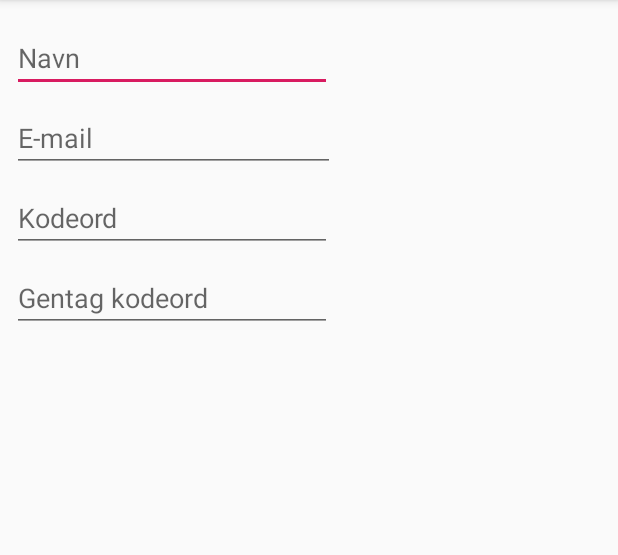
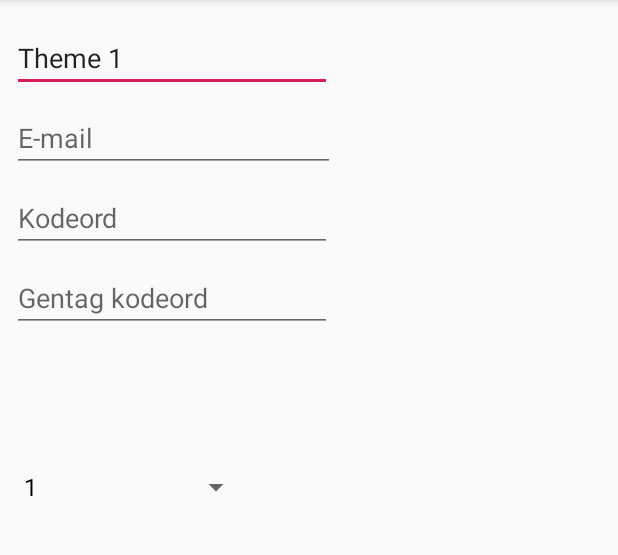
Before and after one commit to KristianSP93/StressFree, an Android app: the screen it shows after launch (CreateUserActivity), after a tap on "OPRET BRUGER", on a phone screen of 412 x 824 dp, the part 84-639 px from its top. Run offline under Robolectric (Android 15) with nearby library versions, the phone set to English and light mode, and no system bars; our stand-ins replace Firebase (no records; nobody signed in at launch, a user with empty details on screens opened directly).

Commit message:
Handling rotation for login and createuser activity and added spinner for theme change.

```diff
--- a/app/src/main/java/com/example/kristian/stressfree/Views/CreateUserActivity.java
+++ b/app/src/main/java/com/example/kristian/stressfree/Views/CreateUserActivity.java
@@ -3,16 +3,20 @@ package com.example.kristian.stressfree.Views;
 import android.app.Activity;
 import android.app.DatePickerDialog;
 import android.content.Context;
+import android.content.res.Resources;
 import android.support.annotation.NonNull;
 import android.support.v7.app.AppCompatActivity;
 import android.os.Bundle;
 import android.util.Log;
 import android.view.View;
+import android.widget.AdapterView;
+import android.widget.ArrayAdapter;
 import android.widget.Button;
 import android.widget.DatePicker;
 import android.widget.EditText;
 import android.widget.RadioButton;
 import android.widget.RadioGroup;
+import android.widget.Spinner;
 import android.widget.TextView;
 import android.widget.Toast;
 
@@ -30,12 +34,19 @@ import java.util.TimeZone;
 
 public class CreateUserActivity extends AppCompatActivity implements CreateUserPresenter.Context {
 
+    private static final String STATE_NAME = "saveName";
+    private static final String STATE_PASSWORD1 = "savePassword1";
+    private static final String STATE_PASSWORD2 = "savePassword2";
+    private static final String STATE_EMAIL = "saveEmail";
+
     private CreateUserPresenter presenter;
     private TextView name;
     private TextView email;
     private TextView password1;
     private TextView password2;
     private Button createUser;
+
+    private Spinner theme;
 
     @Override
     protected void onCreate(Bundle savedInstanceState) {
@@ -47,6 +58,7 @@ public class CreateUserActivity extends AppCompatActivity implements CreateUserP
         password1 = findViewById(R.id.editPassword);
         password2 = findViewById(R.id.editRePassword);
         createUser = findViewById(R.id.btCreate);
+        theme = findViewById(R.id.spinnerTheme);
         presenter = new CreateUserPresenter(this);
 
 
@@ -61,7 +73,45 @@ public class CreateUserActivity extends AppCompatActivity implements CreateUserP
                 }
             }
         });
+
+        //create a list of items for the spinner.
+        String[] items = new String[]{"1", "2", "3"};
+        //create an adapter to describe how the items are displayed, adapters are used in several places in android.
+        //There are multiple variations of this, but this is the basic variant.
+        ArrayAdapter<String> adapter = new ArrayAdapter<>(this, android.R.layout.simple_spinner_dropdown_item, items);
+        theme.setAdapter(adapter);
+
+
+        theme.setOnItemSelectedListener(new AdapterView.OnItemSelectedListener() {
+            @Override
+            public void onItemSelected(AdapterView<?> parentView, View selectedItemView, int position, long id) {
+                if(position == 0){
+                    name.setText("Theme 1");
+                }
+                if(position == 1){
+                    getApplication().setTheme(R.style.LightBlue);
+                }
+                if(position == 2){
+                    name.setText("Theme 3");
+                }
+            }
+
+            @Override
+            public void onNothingSelected(AdapterView<?> parentView) {
+                // your code here
+            }
+
+        });
+
+        if (savedInstanceState != null) {
+            email.setText(savedInstanceState.getString(STATE_EMAIL, ""));
+            password1.setText(savedInstanceState.getString(STATE_PASSWORD1, ""));
+            password2.setText(savedInstanceState.getString(STATE_PASSWORD2, ""));
+            name.setText(savedInstanceState.getString(STATE_NAME, ""));
+        }
     }
+
+
 
     @Override
     public void showAuthError() {
@@ -78,5 +128,12 @@ public class CreateUserActivity extends AppCompatActivity implements CreateUserP
         return name.getText().toString();
     }
 
-
+    @Override
+    protected void onSaveInstanceState(Bundle outState) {
+        super.onSaveInstanceState(outState);
+        outState.putString(STATE_EMAIL, email.getText().toString());
+        outState.putString(STATE_NAME, name.getText().toString());
+        outState.putString(STATE_PASSWORD1, password1.getText().toString());
+        outState.putString(STATE_PASSWORD2, password2.getText().toString());
+    }
 }
--- a/app/src/main/java/com/example/kristian/stressfree/Views/LoginActivity.java
+++ b/app/src/main/java/com/example/kristian/stressfree/Views/LoginActivity.java
@@ -1,6 +1,7 @@
 package com.example.kristian.stressfree.Views;
 
 import android.content.Intent;
+import android.os.PersistableBundle;
 import android.support.annotation.NonNull;
 import android.support.v7.app.AppCompatActivity;
 import android.os.Bundle;
@@ -21,7 +22,8 @@ import com.google.firebase.auth.FirebaseUser;
 public class LoginActivity extends AppCompatActivity implements LoginPresenter.Context {
 
     private LoginPresenter presenter;
-
+    private static final String STATE_EMAIL = "saveEmail";
+    private static final String STATE_PASSWORD = "savePassword";
     private TextView email;
     private TextView kodeord;
     private Button logind;
@@ -71,6 +73,11 @@ public class LoginActivity extends AppCompatActivity implements LoginPresenter.C
                 presenter.forgotPassword();
             }
         });
+
+        if (savedInstanceState != null) {
+            email.setText(savedInstanceState.getString(STATE_EMAIL, ""));
+            kodeord.setText(savedInstanceState.getString(STATE_PASSWORD, ""));
+        }
     }
 
     @Override
@@ -82,6 +89,7 @@ public class LoginActivity extends AppCompatActivity implements LoginPresenter.C
     }
 
     public void GoMainactivity(FirebaseUser user){
+        kodeord.setText("");
         Intent intent = new Intent(LoginActivity.this, MainActivity.class);
         intent.putExtra("userLogIn",user);
         startActivity(intent);
@@ -111,4 +119,12 @@ public class LoginActivity extends AppCompatActivity implements LoginPresenter.C
     public String getMail(){
         return email.getText().toString();
     }
+
+
+    @Override
+    public void onSaveInstanceState(Bundle outState) {
+        super.onSaveInstanceState(outState);
+        outState.putString(STATE_EMAIL, email.getText().toString());
+        outState.putString(STATE_PASSWORD, kodeord.getText().toString());
+    }
 }
--- a/app/src/main/res/layout/activity_create_user.xml
+++ b/app/src/main/res/layout/activity_create_user.xml
@@ -70,5 +70,16 @@
         app:layout_constraintBottom_toBottomOf="parent"
         app:layout_constraintEnd_toEndOf="parent" />
 
+    <Spinner
+        android:id="@+id/spinnerTheme"
+        android:layout_width="160dp"
+        android:layout_height="55dp"
+        android:layout_marginStart="8dp"
+        android:layout_marginLeft="8dp"
+        android:layout_marginTop="76dp"
+        app:layout_constraintStart_toStartOf="parent"
+        app:layout_constraintTop_toBottomOf="@+id/editRePassword" />
+
+
 
 </android.support.constraint.ConstraintLayout>
--- /dev/null
+++ b/app/src/main/res/values-v21/styles.xml
@@ -0,0 +1,7 @@
+<?xml version="1.0" encoding="utf-8"?>
+<resources>
+
+    <style name="LightBlue" parent="android:Theme.Material.Light" >
+        <item name="android:colorAccent">@color/accent_material_light_1</item>
+    </style>
+</resources>
--- a/app/src/main/res/values/colors.xml
+++ b/app/src/main/res/values/colors.xml
@@ -3,4 +3,5 @@
     <color name="colorPrimary">#008577</color>
     <color name="colorPrimaryDark">#00574B</color>
     <color name="colorAccent">#D81B60</color>
+    <color name="accent_material_light_1">#003df5</color>
 </resources>
```
